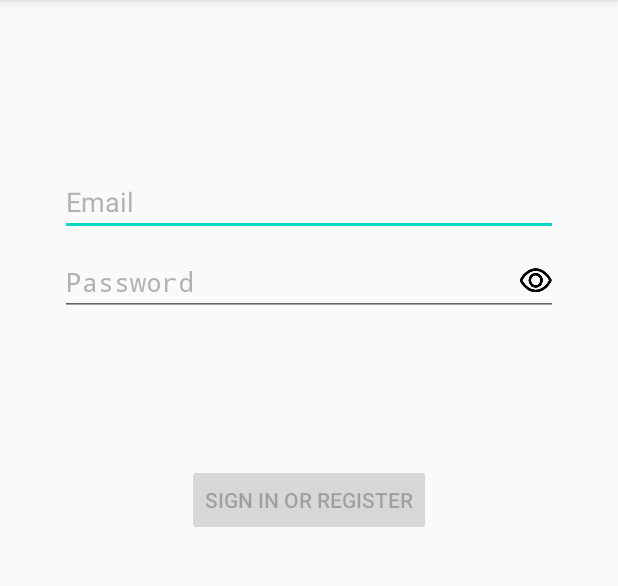
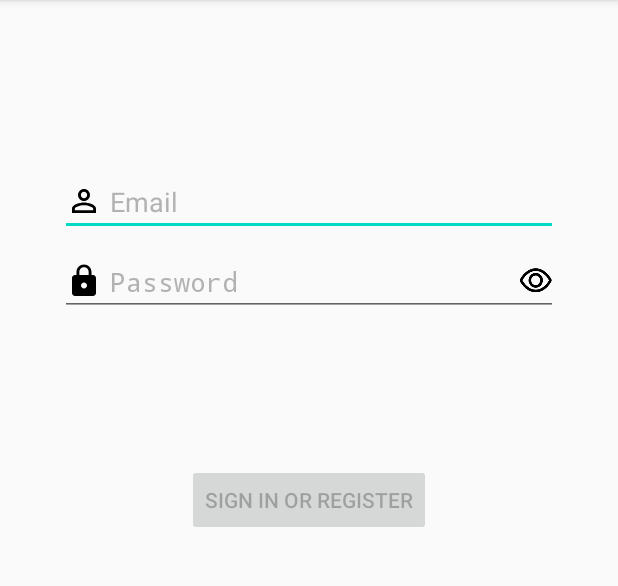
Before and after one commit to halohoop/SimpleLoginEditText, an Android app: the screen it shows after launch (LoginActivity), on a phone screen of 412 x 824 dp, the part 84-670 px from its top. Run offline under Robolectric (Android 15) with nearby library versions, the phone set to English and light mode, and no system bars.

Commit message:
style: add icons;

```diff
--- /dev/null
+++ b/demo-simpleloginet/src/main/res/drawable/ic_lock_black_24dp.xml
@@ -0,0 +1,5 @@
+<vector android:autoMirrored="true" android:height="24dp"
+    android:viewportHeight="24.0" android:viewportWidth="24.0"
+    android:width="24dp" xmlns:android="http://schemas.android.com/apk/res/android">
+    <path android:fillColor="#FF000000" android:pathData="M18,8h-1L17,6c0,-2.76 -2.24,-5 -5,-5S7,3.24 7,6v2L6,8c-1.1,0 -2,0.9 -2,2v10c0,1.1 0.9,2 2,2h12c1.1,0 2,-0.9 2,-2L20,10c0,-1.1 -0.9,-2 -2,-2zM12,17c-1.1,0 -2,-0.9 -2,-2s0.9,-2 2,-2 2,0.9 2,2 -0.9,2 -2,2zM15.1,8L8.9,8L8.9,6c0,-1.71 1.39,-3.1 3.1,-3.1 1.71,0 3.1,1.39 3.1,3.1v2z"/>
+</vector>
--- /dev/null
+++ b/demo-simpleloginet/src/main/res/drawable/ic_perm_identity_black_24dp.xml
@@ -0,0 +1,5 @@
+<vector android:autoMirrored="true" android:height="24dp"
+    android:viewportHeight="24.0" android:viewportWidth="24.0"
+    android:width="24dp" xmlns:android="http://schemas.android.com/apk/res/android">
+    <path android:fillColor="#FF000000" android:pathData="M12,5.9c1.16,0 2.1,0.94 2.1,2.1s-0.94,2.1 -2.1,2.1S9.9,9.16 9.9,8s0.94,-2.1 2.1,-2.1m0,9c2.97,0 6.1,1.46 6.1,2.1v1.1L5.9,18.1L5.9,17c0,-0.64 3.13,-2.1 6.1,-2.1M12,4C9.79,4 8,5.79 8,8s1.79,4 4,4 4,-1.79 4,-4 -1.79,-4 -4,-4zM12,13c-2.67,0 -8,1.34 -8,4v3h16v-3c0,-2.66 -5.33,-4 -8,-4z"/>
+</vector>
--- a/demo-simpleloginet/src/main/res/layout/activity_login.xml
+++ b/demo-simpleloginet/src/main/res/layout/activity_login.xml
@@ -18,6 +18,9 @@
         android:layout_marginStart="24dp"
         android:layout_marginTop="96dp"
         android:layout_marginEnd="24dp"
+        android:drawableStart="@drawable/ic_perm_identity_black_24dp"
+        android:drawableLeft="@drawable/ic_perm_identity_black_24dp"
+        android:drawablePadding="5dp"
         android:hint="@string/prompt_email"
         android:inputType="textEmailAddress"
         android:selectAllOnFocus="true"
@@ -33,6 +36,9 @@
         android:layout_marginStart="24dp"
         android:layout_marginTop="8dp"
         android:layout_marginEnd="24dp"
+        android:drawableStart="@drawable/ic_lock_black_24dp"
+        android:drawableLeft="@drawable/ic_lock_black_24dp"
+        android:drawablePadding="5dp"
         android:hint="@string/prompt_password"
         android:imeActionLabel="@string/action_sign_in_short"
         android:imeOptions="actionDone"
```
